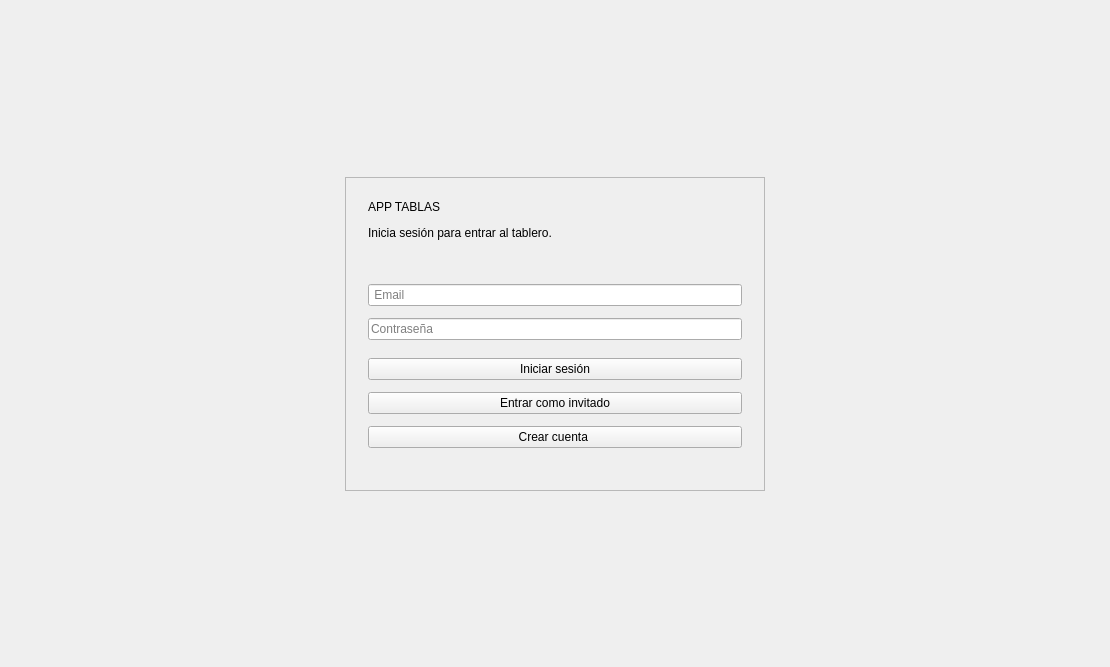
Above: Pantallas/Login.ui from HugoRomeroMorales/Trello-like-app before the change. Below: the same form after it.
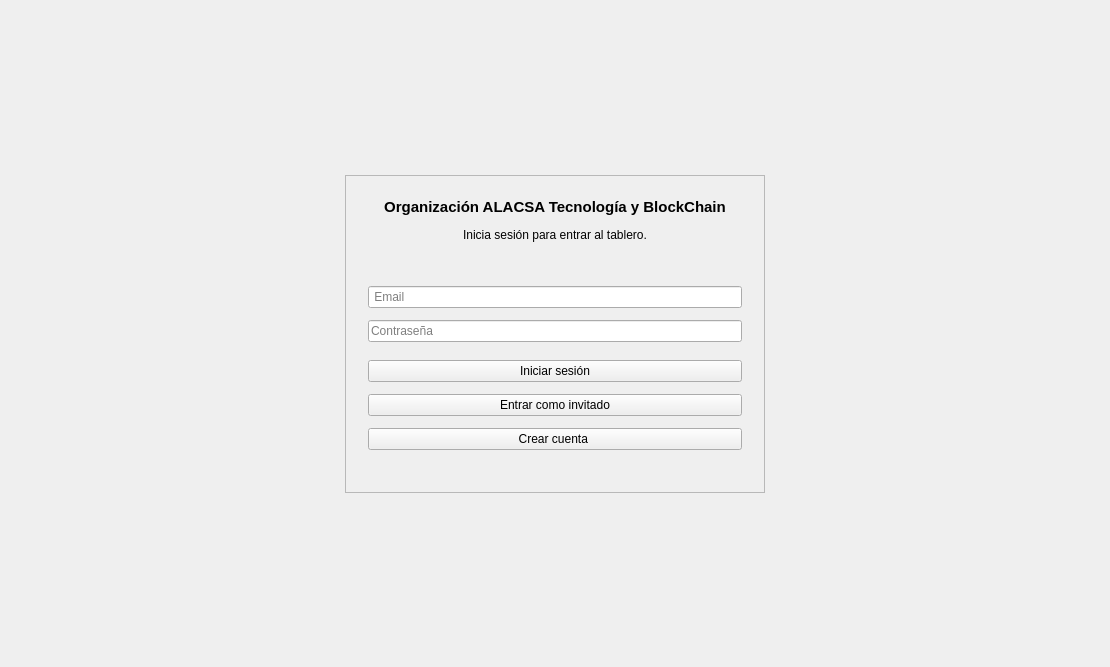
That is the form after the change.

Patch:
```diff
--- a/Pantallas/Login.ui
+++ b/Pantallas/Login.ui
@@ -104,11 +104,20 @@
         </property>
         <item>
          <widget class="QLabel" name="Titulo">
+                                        <property name="font">
+                                            <font>
+                                                <pointsize>11</pointsize>
+                                                <bold>true</bold>
+                                            </font>
+                                        </property>
           <property name="text">
-           <string>APP TABLAS</string>
+                                            <string>Organización ALACSA Tecnología y BlockChain</string>
           </property>
           <property name="alignment">
-           <set>Qt::AlignLeading|Qt::AlignLeft|Qt::AlignVCenter</set>
+                                            <set>Qt::AlignCenter</set>
+                                        </property>
+                                        <property name="wordWrap">
+                                            <bool>true</bool>
           </property>
          </widget>
         </item>
@@ -117,6 +126,9 @@
           <property name="text">
            <string>Inicia sesión para entrar al tablero.</string>
           </property>
+                                        <property name="alignment">
+                                            <set>Qt::AlignCenter</set>
+                                        </property>
           <property name="wordWrap">
            <bool>true</bool>
           </property>
@@ -143,6 +155,9 @@
           <property name="text">
            <string/>
           </property>
+                                        <property name="alignment">
+                                            <set>Qt::AlignCenter</set>
+                                        </property>
           <property name="wordWrap">
            <bool>true</bool>
           </property>
```
Lines whose indentation alone changed are shown as unchanged.
